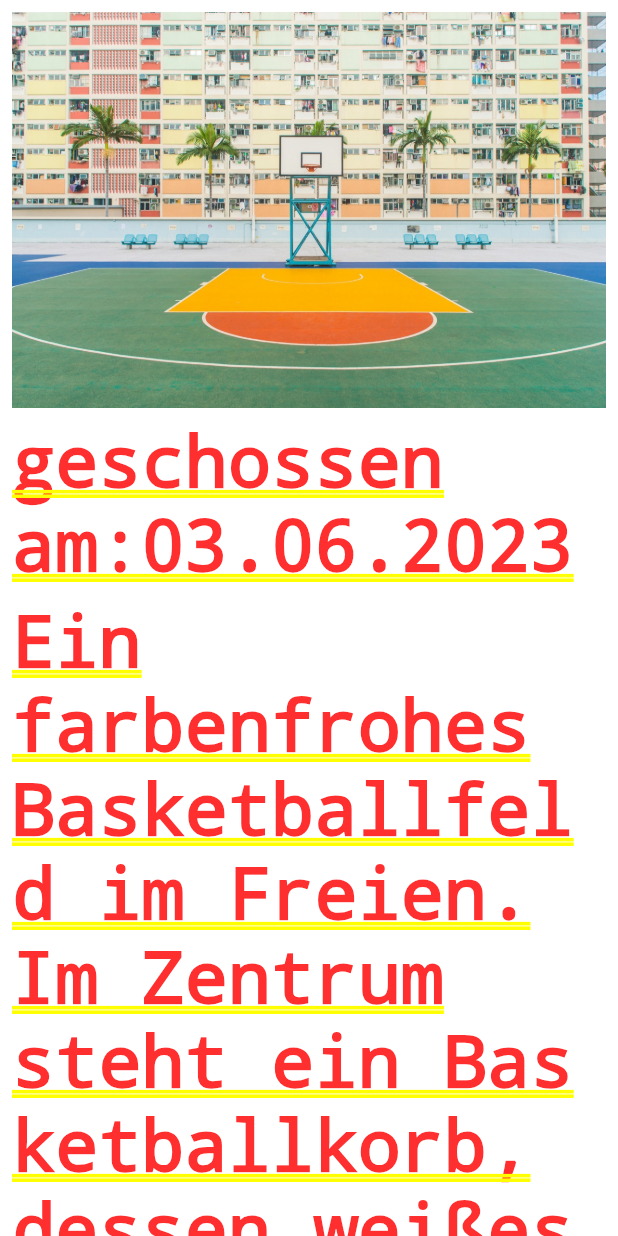
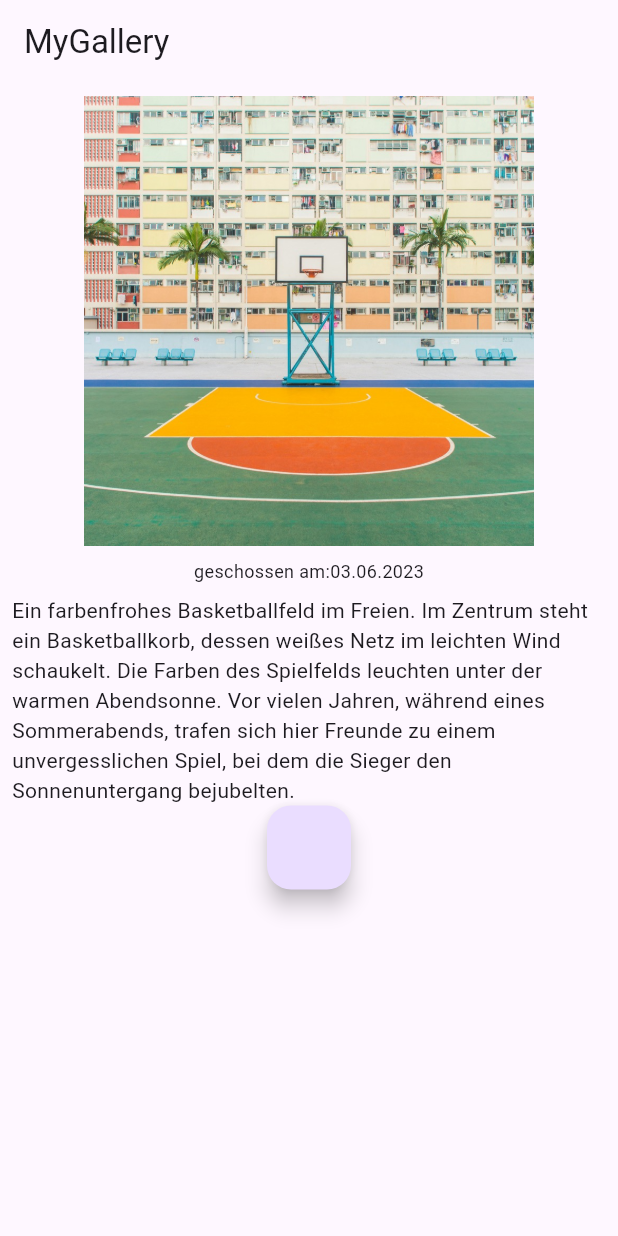
Before and after one commit to AndreasSrHefmanKuhl/appgallery_heav, a Flutter app: the screen it shows after launch, after a tap on "Bunter Basketball", on a phone screen of 412 x 824 dp. Run offline on Flutter 3.47's test engine with Material 3 defaults, Android fonts, the phone set to English and light mode, and no system bars.

Commit message:
finished screen

```diff
--- a/lib/Features/Gallery/screens/detail_screen.dart
+++ b/lib/Features/Gallery/screens/detail_screen.dart
@@ -7,18 +7,35 @@ class DetailScreen extends StatelessWidget {
 
   @override
   Widget build(BuildContext context) {
-    return SingleChildScrollView(
+    return MaterialApp(
+      home: Scaffold(
+        appBar: AppBar(
+          title: const Text('MyGallery'),
+          actions: const [],
+        ),
+        body: SingleChildScrollView(
           child: Padding(
             padding: const EdgeInsets.all(8.0),
             child: Column(
               mainAxisAlignment: MainAxisAlignment.start,
               children: [
-            Image.asset(item.imagePath),
+                SizedBox(
+                    height: 300,
+                    width: 300,
+                    child: Image.asset(item.imagePath, fit: BoxFit.cover)),
                 const SizedBox(height: 8),
-            Text('geschossen am:${item.imageDate}'),
+                Text('geschossen am:${item.imageDate}',
+                    style: const TextStyle(
+                      fontSize: 12,
+                    )),
                 const SizedBox(height: 8),
                 Text(item.imageDescription),
+                FloatingActionButton(
+                  onPressed: () => Navigator.pop(context),
+                ),
               ],
+            ),
+          ),
         ),
       ),
     );
```
Lines whose indentation alone changed are shown as unchanged.
